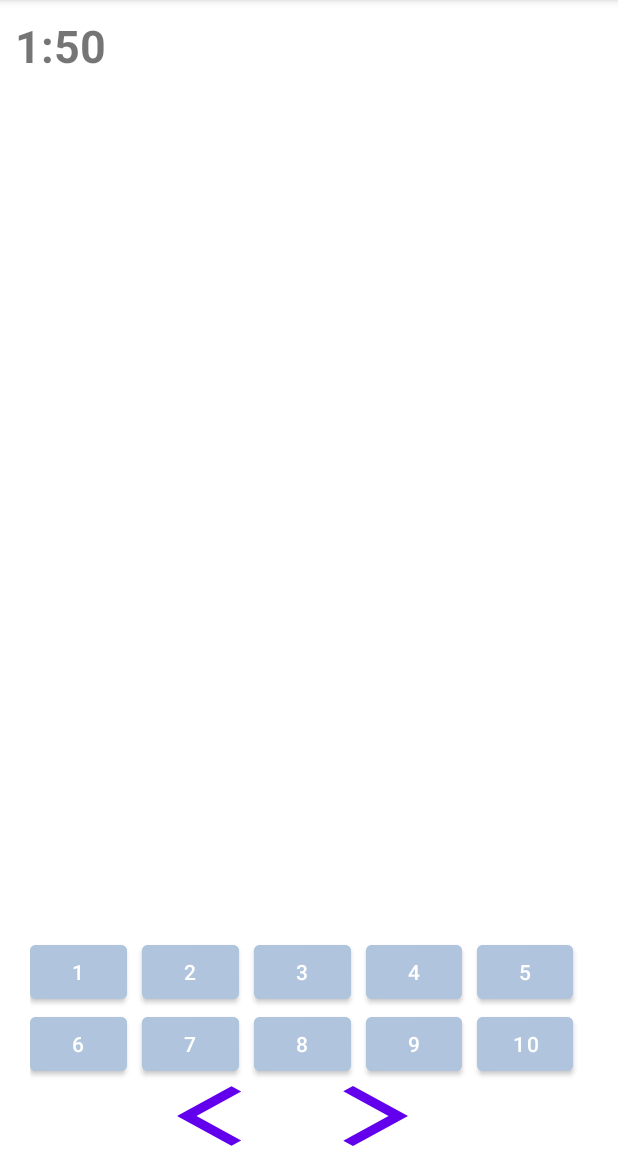
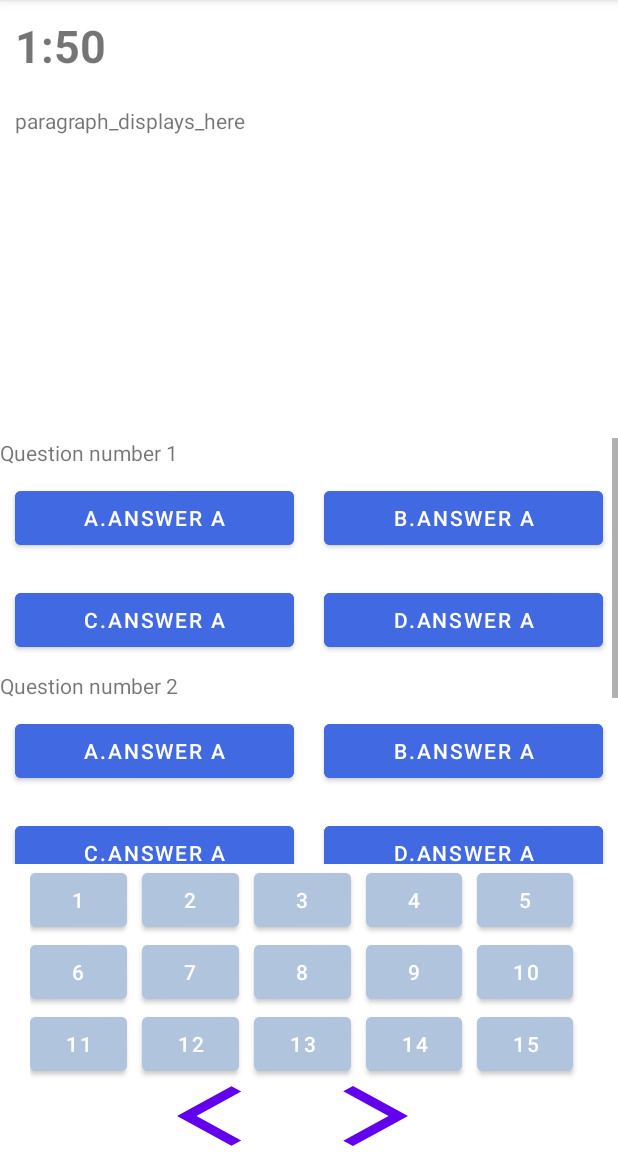
Before and after one commit to HenryTheSecond/EnglishLearning, an Android app: the screen it shows after launch (TestQuestionActivity), after a tap on "10", on a phone screen of 412 x 824 dp, the part 84-1236 px from its top. Run offline under Robolectric (Android 15) with nearby library versions, the light colour scheme and no system bars.

Commit message:
chinh sua reading fragment

```diff
--- a/app/src/main/java/com/example/englishlearning/Activity/TestQuestionActivity.java
+++ b/app/src/main/java/com/example/englishlearning/Activity/TestQuestionActivity.java
@@ -49,7 +49,7 @@ public class TestQuestionActivity extends AppCompatActivity {
         setContentView(R.layout.activity_test_question);
 
         Utils.clearAnswerStoreFile(this);
-        currentQuestion = 1;
+        currentQuestion = 0;
 
         //Binding
         tvCountDownTimer = findViewById(R.id.tv_countdown_timer);
@@ -118,6 +118,8 @@ public class TestQuestionActivity extends AppCompatActivity {
             case 2:
             case 3:
             case 4:{
+                if(currentQuestion == 1 || currentQuestion == 2 || currentQuestion ==3 || currentQuestion == 4)
+                    break;
                 addFragment(new FillingBlankParagraphFragment(listBtnQuestion.get(0), listBtnQuestion.get(1),
                                                             listBtnQuestion.get(2), listBtnQuestion.get(3)));
                 break;
@@ -133,6 +135,15 @@ public class TestQuestionActivity extends AppCompatActivity {
                     break;
                 addFragment(new ListeningFragment("test.mp3", listBtnQuestion.get(5), listBtnQuestion.get(6),
                                                  listBtnQuestion.get(7)));
+                break;
+            }
+            case 9:
+            case 10:
+            case 11:{
+                if( currentQuestion == 9 || currentQuestion == 10 || currentQuestion == 11 )
+                    break;
+                addFragment(new ReadingParagraphFragment(listBtnQuestion.get(8), listBtnQuestion.get(9), listBtnQuestion.get(10)));
+                break;
             }
         }
         currentQuestion = number;
--- a/app/src/main/java/com/example/englishlearning/QuestionFragment/ReadingParagraphFragment.java
+++ b/app/src/main/java/com/example/englishlearning/QuestionFragment/ReadingParagraphFragment.java
@@ -12,16 +12,31 @@ import android.view.ViewGroup;
 import android.widget.Button;
 import android.widget.TextView;
 
+import com.example.englishlearning.MultipleChoice;
 import com.example.englishlearning.R;
+import com.example.englishlearning.Utils;
 
 
-public class ReadingParagraphFragment extends GeneralQuestionFragment {
+public class ReadingParagraphFragment extends Fragment {
 
     private TextView tvParagraph;
-    private TextView tvQuestion;
 
-    public ReadingParagraphFragment(Button btnQuestion) {
-        super(btnQuestion);
+    private TextView tvQuestion1;
+    private MultipleChoice multipleChoice1;
+    private TextView tvQuestion2;
+    private MultipleChoice multipleChoice2;
+    private TextView tvQuestion3;
+    private MultipleChoice multipleChoice3;
+
+    public ReadingParagraphFragment(Button btnQuestion1, Button btnQuestion2, Button btnQuestion3) {
+        multipleChoice1 = new MultipleChoice();
+        multipleChoice1.setBtnQuestion(btnQuestion1);
+
+        multipleChoice2 = new MultipleChoice();
+        multipleChoice2.setBtnQuestion(btnQuestion2);
+
+        multipleChoice3 = new MultipleChoice();
+        multipleChoice3.setBtnQuestion(btnQuestion3);
     }
 
     @Override
@@ -37,6 +52,21 @@ public class ReadingParagraphFragment extends GeneralQuestionFragment {
 
         //Binding
         tvParagraph = getView().findViewById(R.id.tv_paragraph);
-        tvQuestion = getView().findViewById(R.id.tv_question);
+
+        tvQuestion1 = getView().findViewById(R.id.tv_question1);
+        multipleChoice1.setMultipleChoice( getView().findViewById(R.id.multiple_choice1) );
+        multipleChoice1.setAnswer( Utils.getMultipleChoiceAnswer(getContext(), Integer.parseInt(multipleChoice1.getBtnQuestion().getText().toString())));
+
+        tvQuestion2 = getView().findViewById(R.id.tv_question2);
+        multipleChoice2.setMultipleChoice( getView().findViewById(R.id.multiple_choice2) );
+        multipleChoice2.setAnswer( Utils.getMultipleChoiceAnswer(getContext(), Integer.parseInt(multipleChoice2.getBtnQuestion().getText().toString())));
+
+        tvQuestion3 = getView().findViewById(R.id.tv_question3);
+        multipleChoice3.setMultipleChoice( getView().findViewById(R.id.multiple_choice3) );
+        multipleChoice3.setAnswer( Utils.getMultipleChoiceAnswer(getContext(), Integer.parseInt(multipleChoice3.getBtnQuestion().getText().toString())));
+
+        Utils.colorAnswer(multipleChoice1); Utils.colorAnswer(multipleChoice2); Utils.colorAnswer(multipleChoice3);
+
+        Utils.setOnClickListener(multipleChoice1); Utils.setOnClickListener(multipleChoice2); Utils.setOnClickListener(multipleChoice3);
     }
 }
--- a/app/src/main/res/layout/activity_test_question.xml
+++ b/app/src/main/res/layout/activity_test_question.xml
@@ -138,6 +138,50 @@
                 android:onClick="btnQuestionClick"
                 android:layout_weight="1"/>
         </TableRow>
+
+        <TableRow
+            android:layout_gravity="center_horizontal"
+            android:paddingHorizontal="20dp">
+            <Button
+
+                android:text="11"
+                android:layout_marginEnd="@dimen/defalult_margin"
+                android:backgroundTint="@color/uncheck"
+                android:onClick="btnQuestionClick"
+                android:layout_weight="1"/>
+
+            <Button
+
+                android:layout_marginEnd="@dimen/defalult_margin"
+                android:text="12"
+                android:backgroundTint="@color/uncheck"
+                android:onClick="btnQuestionClick"
+                android:layout_weight="1"/>
+
+            <Button
+
+                android:text="13"
+                android:layout_marginEnd="@dimen/defalult_margin"
+                android:backgroundTint="@color/uncheck"
+                android:onClick="btnQuestionClick"
+                android:layout_weight="1"/>
+
+            <Button
+
+                android:text="14"
+                android:layout_marginEnd="@dimen/defalult_margin"
+                android:backgroundTint="@color/uncheck"
+                android:onClick="btnQuestionClick"
+                android:layout_weight="1"/>
+
+            <Button
+
+                android:text="15"
+                android:layout_marginEnd="@dimen/defalult_margin"
+                android:backgroundTint="@color/uncheck"
+                android:onClick="btnQuestionClick"
+                android:layout_weight="1"/>
+        </TableRow>
     </TableLayout>
 
 </RelativeLayout>
--- a/app/src/main/res/layout/fragment_reading_paragraph.xml
+++ b/app/src/main/res/layout/fragment_reading_paragraph.xml
@@ -15,65 +15,42 @@
         android:layout_marginBottom="@dimen/text_margin"
         android:layout_margin="@dimen/defalult_margin"/>
 
-    <TextView
+
+    <ScrollView
         android:layout_width="match_parent"
-        android:layout_height="wrap_content"
-        android:maxLines="5"
-        android:layout_margin="@dimen/defalult_margin"
-        android:text="Question displays here"/>
-
-    <LinearLayout
-        android:layout_width="match_parent"
-        android:layout_height="wrap_content"
-        android:gravity="center"
-        android:weightSum="2"
-        >
-
-        <Button
-            android:id="@+id/answer_a"
-            android:backgroundTint="@color/blue"
+        android:layout_height="wrap_content">
+        <LinearLayout
             android:layout_width="match_parent"
             android:layout_height="wrap_content"
-            android:layout_margin="@dimen/defalult_margin"
-            android:layout_weight="1"
-            android:maxLines="3"
-            android:text="A.answer a"
-            />
+            android:orientation="vertical">
+            <TextView
+                android:id="@+id/tv_question1"
+                android:layout_width="match_parent"
+                android:layout_height="wrap_content"
+                android:maxLines="2"
+                android:text="Question number 1"/>
+            <include layout="@layout/item_multiple_choice_answer"
+                android:id="@+id/multiple_choice1"/>
 
-        <Button
-            android:id="@+id/answer_b"
-            android:layout_width="match_parent"
-            android:layout_height="wrap_content"
-            android:layout_margin="@dimen/defalult_margin"
-            android:layout_weight="1"
-            android:text="B.answer a"
-            android:textColor="@color/white"
-            android:backgroundTint="@color/blue"/>
-    </LinearLayout>
+            <TextView
+                android:id="@+id/tv_question2"
+                android:layout_width="match_parent"
+                android:layout_height="wrap_content"
+                android:maxLines="2"
+                android:text="Question number 2"/>
+            <include layout="@layout/item_multiple_choice_answer"
+                android:id="@+id/multiple_choice2"/>
 
-    <LinearLayout
-        android:layout_width="match_parent"
-        android:layout_height="wrap_content"
-        android:gravity="center"
-        android:weightSum="2"
-        >
+            <TextView
+                android:layout_width="match_parent"
+                android:layout_height="wrap_content"
+                android:maxLines="2"
+                android:text="Question number 3"
+                android:id="@+id/tv_question3"/>
+            <include layout="@layout/item_multiple_choice_answer"
+                android:id="@+id/multiple_choice3"/>
 
-        <Button
-            android:id="@+id/answer_c"
-            android:layout_width="match_parent"
-            android:backgroundTint="@color/blue"
-            android:layout_height="wrap_content"
-            android:layout_margin="@dimen/defalult_margin"
-            android:layout_weight="1"
-            android:text="C.answer a"/>
+        </LinearLayout>
+    </ScrollView>
 
-        <Button
-            android:id="@+id/answer_d"
-            android:layout_width="match_parent"
-            android:backgroundTint="@color/blue"
-            android:layout_height="wrap_content"
-            android:layout_margin="@dimen/defalult_margin"
-            android:layout_weight="1"
-            android:text="D.answer a"/>
-    </LinearLayout>
 </LinearLayout>
```
Also changed, not shown: app/src/main/java/com/example/englishlearning/QuestionFragment/ListeningFragment.java (+12 -3 lines).
